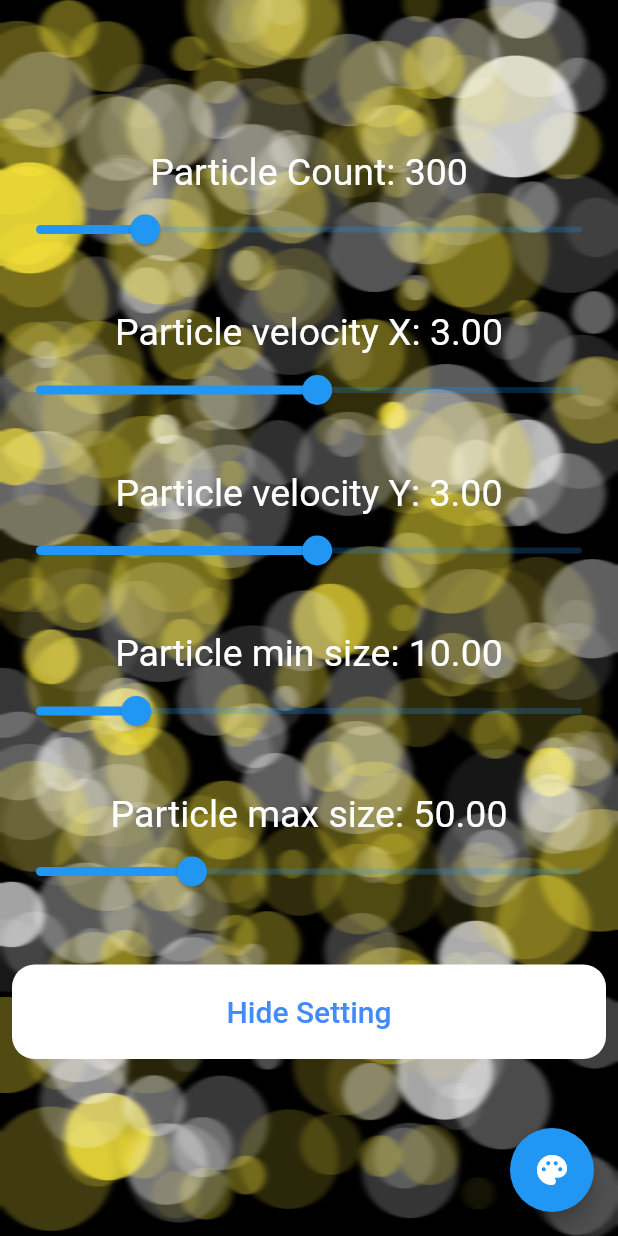
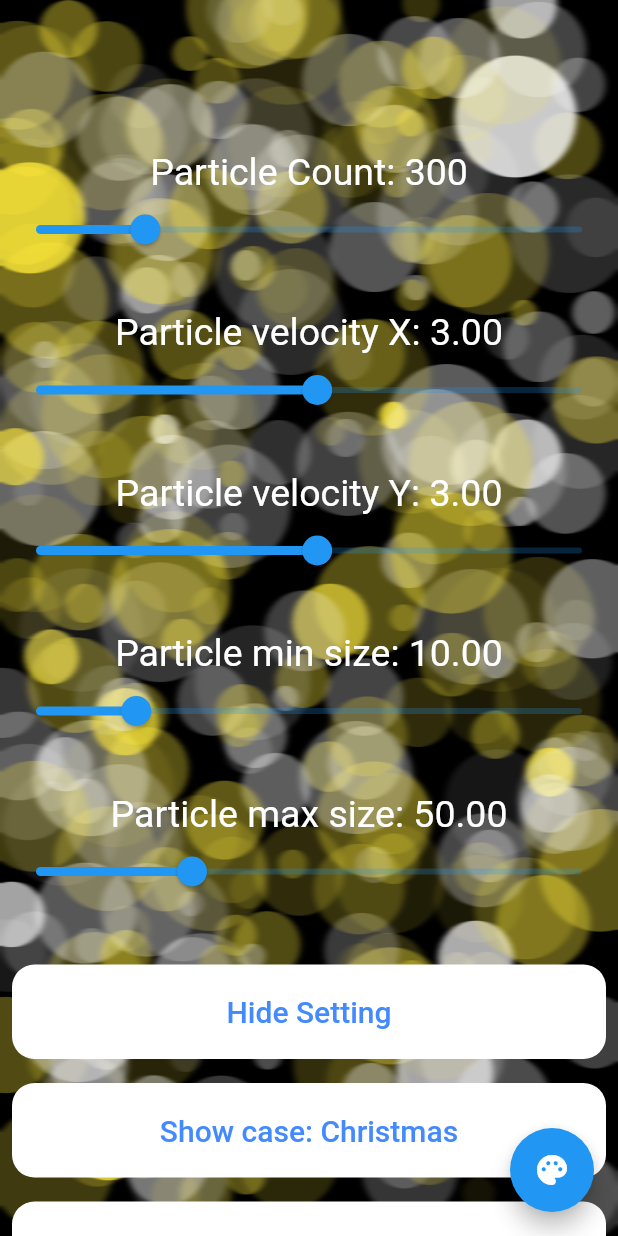
Before and after one commit to BansookNam/live_background, a Flutter app: the screen it shows after launch, on a phone screen of 412 x 824 dp. Run offline on Flutter 3.47's test engine with Material 2 defaults, Android fonts, the phone set to English and light mode, and no system bars; our stand-ins replace flutter_colorpicker, google_fonts, velocity_x; missing offline and left inert: nav.

Commit message:
add show cases

```diff
--- a/example/lib/main.dart
+++ b/example/lib/main.dart
@@ -8,6 +8,7 @@ import 'package:nav/nav.dart';
 import 'package:velocity_x/velocity_x.dart';
 
 import 'dialog/edit_color_dialog.dart';
+import 'showcase/enum_show_case.dart';
 
 void main() {
   runApp(MyApp());
@@ -24,6 +25,7 @@ class _MyAppState extends State<MyApp> {
   @override
   Widget build(BuildContext context) {
     return MaterialApp(
+      debugShowCheckedModeBanner: false,
       title: 'Live Background Demo',
       theme: ThemeData(
         primarySwatch: Colors.blue,
@@ -51,6 +53,8 @@ class _MyHomePageState extends State<MyHomePage> {
   double particleMinSize = 10;
   double particleMaxSize = 50;
   bool hideSetting = false;
+  ShowCase? showCase;
+
   @override
   void initState() {
     super.initState();
@@ -65,6 +69,7 @@ class _MyHomePageState extends State<MyHomePage> {
             if (hideSetting) {
               setState(() {
                 hideSetting = false;
+                showCase = null;
               });
             } else {
               await showEditColorDialog(context);
@@ -85,7 +90,9 @@ class _MyHomePageState extends State<MyHomePage> {
                   ),
                   SafeArea(
                     child: SingleChildScrollView(
-                      child: hideSetting ? Container() : settingWidget(),
+                      child: hideSetting
+                          ? showCase?.getWidget(context) ?? Container()
+                          : settingWidget(),
                     ),
                   ),
                 ],
@@ -187,6 +194,32 @@ class _MyHomePageState extends State<MyHomePage> {
                 hideSetting = true;
               });
             }),
+        ...ShowCase.values.map(
+          (e) {
+            return SquareButton(
+                text: "Show case: ${e.showCaseName}",
+                onPressed: () {
+                  setState(() {
+                    hideSetting = true;
+                    showCase = e;
+                  });
+                  liveBackgroundController.setPalette(e.palette);
+
+                  switch (e) {
+                    case ShowCase.Christmas:
+                      liveBackgroundController.setParticleCount(500);
+                      liveBackgroundController.setParticleSize(5, 30);
+                      liveBackgroundController.setVelocity(0, -1);
+                      break;
+                    case ShowCase.HappyNewYear:
+                      liveBackgroundController.setParticleCount(300);
+                      liveBackgroundController.setParticleSize(1, 50);
+                      liveBackgroundController.setVelocity(-1, 1);
+                      break;
+                  }
+                });
+          },
+        ).toList(),
         Height(300)
       ]),
     );
--- /dev/null
+++ b/example/lib/showcase/enum_show_case.dart
@@ -0,0 +1,78 @@
+import 'package:flutter/material.dart';
+import 'package:google_fonts/google_fonts.dart';
+import 'package:live_background/object/palette.dart';
+import 'package:velocity_x/velocity_x.dart';
+
+import '../widget/height.dart';
+
+enum ShowCase {
+  Christmas,
+  HappyNewYear;
+
+  Widget getWidget(BuildContext context) {
+    final size = MediaQuery.of(context).size;
+    switch (this) {
+      case ShowCase.Christmas:
+        return Container(
+          height: size.height,
+          width: size.width,
+          child: Center(
+            child: Image.asset("assets/images/merry.png"),
+          ),
+        );
+      case ShowCase.HappyNewYear:
+        return Container(
+          height: size.height,
+          width: size.width,
+          child: Column(
+            children: [
+              Height(100),
+              Center(
+                child: Image.asset("assets/images/happy.png"),
+              ),
+              "Wishing you and your family a happy new year filled with hope, health, and happiness - with a generous sprinkle of fun!"
+                  .text
+                  .size(30)
+                  .white
+                  .center
+                  .textStyle(GoogleFonts.secularOne())
+                  .make()
+                  .p16()
+            ],
+          ),
+        );
+    }
+  }
+
+  String get showCaseName {
+    switch (this) {
+      case ShowCase.Christmas:
+        return "Christmas";
+      case ShowCase.HappyNewYear:
+        return "Happy New year!";
+    }
+  }
+
+  Palette get palette {
+    switch (this) {
+      case ShowCase.Christmas:
+        return const Palette(colors: [
+          Color(0xff165B33),
+          Color(0xffF8B229),
+          Color(0xffEA4630),
+          Color(0xffBB2528),
+        ]);
+      case ShowCase.HappyNewYear:
+        return const Palette(colors: [
+          Color(0xffFFDF00),
+          Color(0xffFFCC00),
+          Color(0xffECBD00),
+          Color(0xffCC9900),
+          Color(0xffB8860B),
+          Color(0xffffffff),
+          Color(0xffffffff),
+          Color(0xffffffff),
+        ]);
+    }
+  }
+}
--- a/lib/fx/base_fx.dart
+++ b/lib/fx/base_fx.dart
@@ -47,7 +47,7 @@ abstract class BaseFx with ChangeNotifier {
     required Size size,
     this.numParticles = 5000,
   }) {
-    palette = Palette(colors: [Colors.transparent]);
+    palette = const Palette(colors: [Colors.transparent]);
     particles = List<Particle?>.filled(numParticles, null);
     setSize(size);
   }
--- a/lib/object/palette.dart
+++ b/lib/object/palette.dart
@@ -3,9 +3,9 @@ import 'dart:ui';
 /// Holds a list of colors.
 class Palette {
   /// The palette's color members. All unique.
-  List<Color>? colors;
+  final List<Color>? colors;
 
-  Palette({this.colors});
+  const Palette({this.colors});
 
   /// Creates a new palette from Hex String list.
   factory Palette.fromStringList(List<String> hexList) {
--- a/lib/widget/live_background_widget.dart
+++ b/lib/widget/live_background_widget.dart
@@ -43,7 +43,7 @@ class _LiveBackgroundWidgetState extends State<LiveBackgroundWidget>
     with SingleTickerProviderStateMixin {
   BokehFx? _bgFx;
   Ticker? _ticker;
-  Palette _palette = Palette(colors: [Colors.white, Colors.yellow]);
+  Palette _palette = const Palette(colors: [Colors.white, Colors.yellow]);
 
   @override
   void initState() {
--- a/pubspec.yaml
+++ b/pubspec.yaml
@@ -1,8 +1,8 @@
 name: live_background
 description: Provide nice moving particle bokeh effect wall paper on your background.
-version: 0.0.3
+version: 0.0.4
 homepage: https://github.com/bansooknam/live_background
-#dartfmt -w .
+#flutter format .
 
 environment:
   sdk: '>=2.17.6 <3.0.0'
```
Also changed, not shown: example/pubspec.yaml (+4 -4 lines), example/assets/images/happy.png (added), example/assets/images/merry.png (added), 6 other files.
